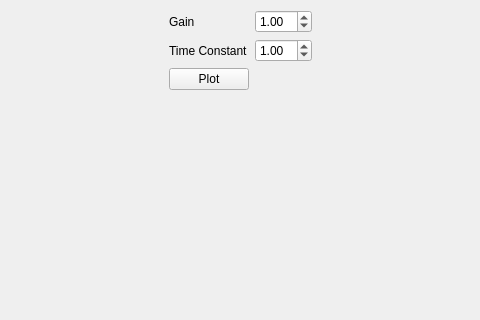
This is mpldesigner/window2.ui in dapperfu/PyQt5Scratch as Qt 5 draws it before an edit; both pictures show x 160 to 640 and y 0 to 320 of the 806 by 721 pixel window. The edited form follows.
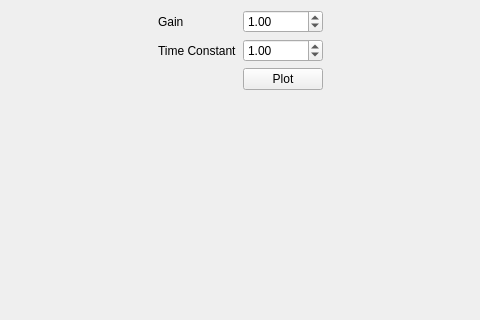
This is the edited form.

Commit message: It plots a first order step function

```diff
--- a/mpldesigner/window2.ui
+++ b/mpldesigner/window2.ui
@@ -132,13 +132,6 @@
          </property>
         </widget>
        </item>
-       <item row="2" column="0">
-        <widget class="QPushButton" name="plotButton">
-         <property name="text">
-          <string>Plot</string>
-         </property>
-        </widget>
-       </item>
        <item row="1" column="1">
         <widget class="QDoubleSpinBox" name="tau">
          <property name="value">
@@ -153,6 +146,13 @@
          </property>
         </widget>
        </item>
+       <item row="2" column="1">
+        <widget class="QPushButton" name="plotButton">
+         <property name="text">
+          <string>Plot</string>
+         </property>
+        </widget>
+       </item>
       </layout>
      </item>
      <item>
```
